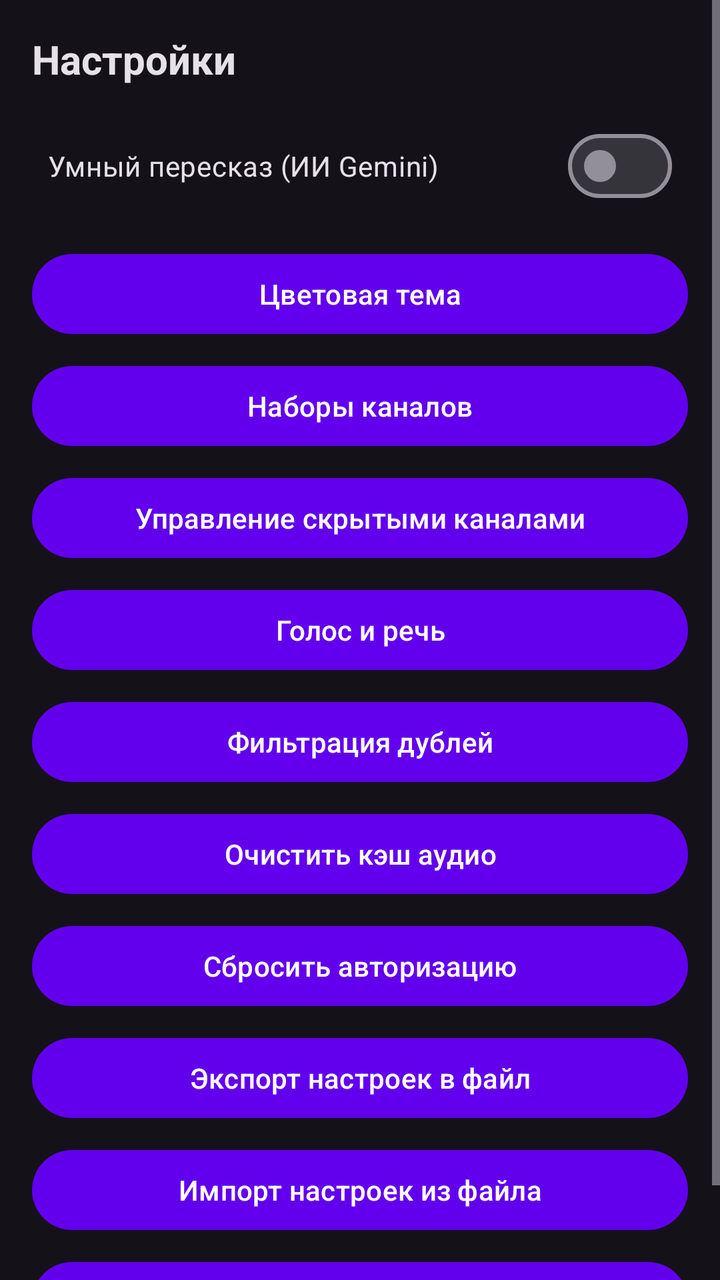
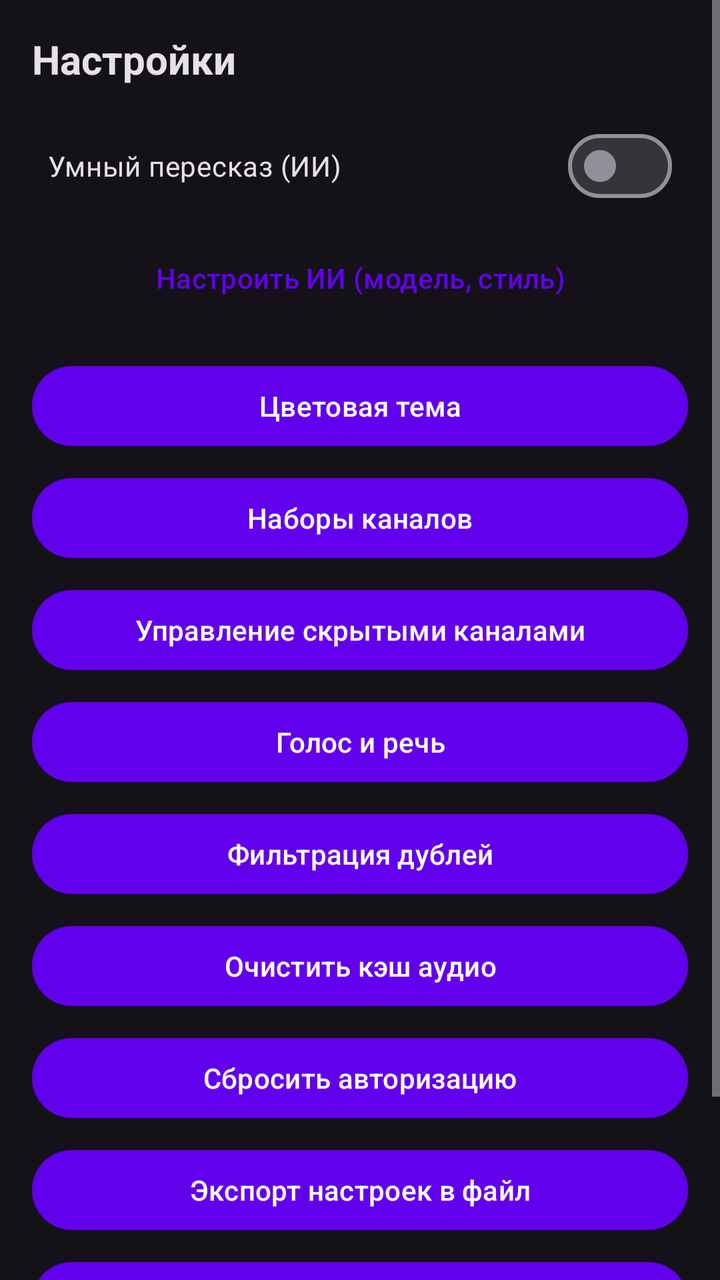

Screens rendered from an Android XML layout before and after an edit, with the pre-edit source and the edit as a unified diff.
<!-- AndroidManifest.xml: application theme Theme.TelegramNewsReader -->
<!-- res/layout/dialog_settings.xml -->
<?xml version="1.0" encoding="utf-8"?>
<ScrollView xmlns:android="http://schemas.android.com/apk/res/android"
    android:layout_width="match_parent"
    android:layout_height="wrap_content">

    <LinearLayout
        android:layout_width="match_parent"
        android:layout_height="wrap_content"
        android:orientation="vertical"
        android:padding="16dp">

        <TextView
            android:layout_width="wrap_content"
            android:layout_height="wrap_content"
            android:text="Настройки"
            android:textSize="20sp"
            android:textStyle="bold"
            android:layout_marginBottom="16dp"
            android:textColor="?attr/colorOnSurface" />

        <com.google.android.material.materialswitch.MaterialSwitch
            android:id="@+id/switch_ai_summary"
            android:layout_width="match_parent"
            android:layout_height="wrap_content"
            android:text="Умный пересказ (ИИ Gemini)"
            android:layout_marginBottom="16dp"
            android:padding="8dp" />

        <Button
            android:id="@+id/btn_color_theme"
            android:layout_width="match_parent"
            android:layout_height="wrap_content"
            android:text="Цветовая тема"
            android:layout_marginBottom="8dp"
            style="@style/Widget.Material3.Button" />

        <Button
            android:id="@+id/btn_manage_presets_settings"
            android:layout_width="match_parent"
            android:layout_height="wrap_content"
            android:text="Наборы каналов"
            android:layout_marginBottom="8dp"
            style="@style/Widget.Material3.Button" />

        <Button
            android:id="@+id/btn_manage_hidden"
            android:layout_width="match_parent"
            android:layout_height="wrap_content"
            android:text="Управление скрытыми каналами"
            android:layout_marginBottom="8dp"
            style="@style/Widget.Material3.Button" />

        <Button
            android:id="@+id/btn_voice_settings"
            android:layout_width="match_parent"
            android:layout_height="wrap_content"
            android:text="Голос и речь"
            android:layout_marginBottom="8dp"
            style="@style/Widget.Material3.Button" />

        <Button
            android:id="@+id/btn_dedup_settings"
            android:layout_width="match_parent"
            android:layout_height="wrap_content"
            android:text="@string/dedup_title"
            android:layout_marginBottom="8dp"
            style="@style/Widget.Material3.Button" />

        <Button
            android:id="@+id/btn_clear_cache"
            android:layout_width="match_parent"
            android:layout_height="wrap_content"
            android:text="Очистить кэш аудио"
            android:layout_marginBottom="8dp"
            style="@style/Widget.Material3.Button" />

        <Button
            android:id="@+id/btn_reset_auth"
            android:layout_width="match_parent"
            android:layout_height="wrap_content"
            android:text="Сбросить авторизацию"
            android:layout_marginBottom="8dp"
            style="@style/Widget.Material3.Button" />

        <Button
            android:id="@+id/btn_export_settings"
            android:layout_width="match_parent"
            android:layout_height="wrap_content"
            android:text="Экспорт настроек в файл"
            android:layout_marginBottom="8dp"
            style="@style/Widget.Material3.Button" />

        <Button
            android:id="@+id/btn_import_settings"
            android:layout_width="match_parent"
            android:layout_height="wrap_content"
            android:text="Импорт настроек из файла"
            android:layout_marginBottom="8dp"
            style="@style/Widget.Material3.Button" />

        <Button
            android:id="@+id/btn_about"
            android:layout_width="match_parent"
            android:layout_height="wrap_content"
            android:text="О программе"
            style="@style/Widget.Material3.Button" />

    </LinearLayout>
</ScrollView>
<!-- resources referenced by this layout -->
<resources>
  <string name="dedup_title">Фильтрация дублей</string>
  <style name="Theme.TelegramNewsReader" parent="Theme.TelegramNewsReader.Purple" />
  <style name="Theme.TelegramNewsReader.Purple" parent="Theme.Material3.Dark.NoActionBar">
          <item name="colorPrimary">@color/purple_500</item>
          <item name="colorPrimaryVariant">@color/purple_700</item>
          <item name="colorOnPrimary">@color/white</item>
          <item name="android:statusBarColor">?attr/colorPrimaryVariant</item>
          <item name="actionBarStyle">@style/CustomActionBarStyle</item>
      </style>
  <color name="purple_500">#FF6200EE</color>
  <color name="purple_700">#FF3700B3</color>
  <color name="white">#FFFFFFFF</color>
  <style name="CustomActionBarStyle" parent="Widget.Material3.ActionBar.Solid">
          <item name="titleTextStyle">@style/CustomActionBarTitle</item>
          <item name="android:titleTextStyle">@style/CustomActionBarTitle</item>
      </style>
  <style name="CustomActionBarTitle" parent="TextAppearance.Material3.ActionBar.Title">
          <item name="android:textSize">18sp</item>
          <item name="android:textStyle">bold</item>
          <item name="android:textColor">@color/white</item>
          <item name="android:gravity">center</item>
          <item name="android:layout_gravity">center</item>
      </style>
</resources>

<!-- the commit's change to res/layout/dialog_settings.xml (unified diff, before → after) -->
@@ -22,9 +22,17 @@
             android:id="@+id/switch_ai_summary"
             android:layout_width="match_parent"
             android:layout_height="wrap_content"
-            android:text="Умный пересказ (ИИ Gemini)"
+            android:text="Умный пересказ (ИИ)"
+            android:layout_marginBottom="8dp"
+            android:padding="8dp" />
+
+        <Button
+            android:id="@+id/btn_ai_settings"
+            android:layout_width="match_parent"
+            android:layout_height="wrap_content"
+            android:text="Настроить ИИ (модель, стиль)"
             android:layout_marginBottom="16dp"
-            android:padding="8dp" />
+            style="@style/Widget.Material3.Button.TextButton" />
 
         <Button
             android:id="@+id/btn_color_theme"
